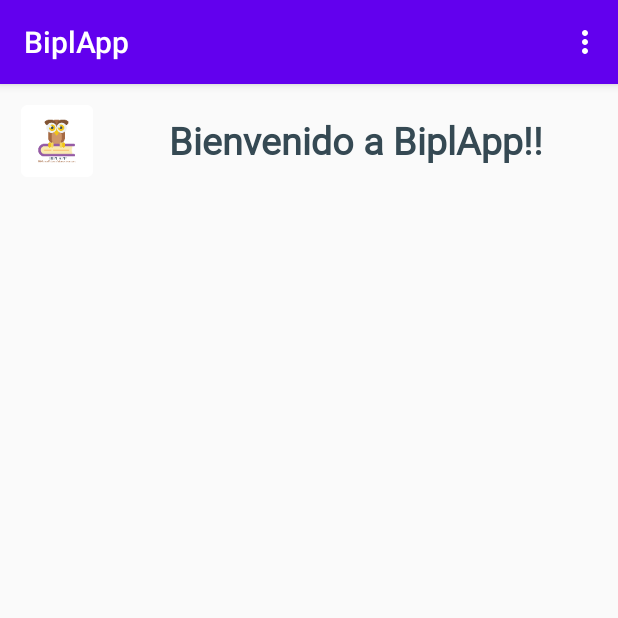
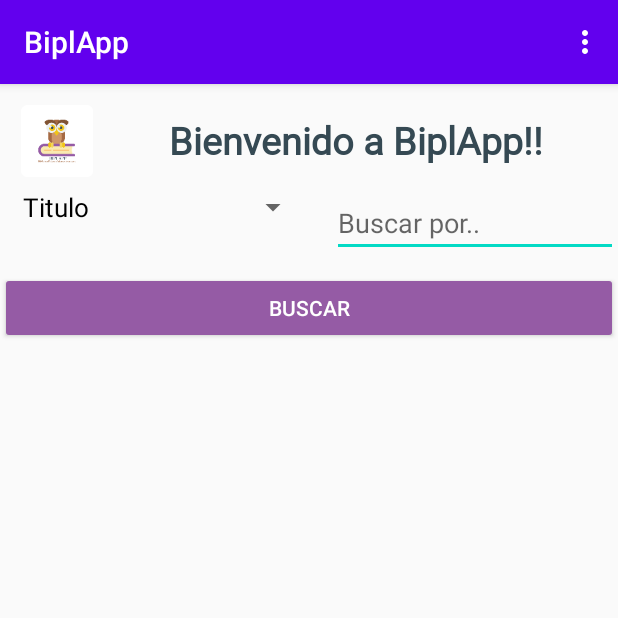
Before and after one commit to jesanbrito/BiplApp, an Android app: the ActivityBookList screen opened directly, with no data from a screen before it, on a phone screen of 412 x 824 dp, the top half of it. Run offline under Robolectric (Android 15) with nearby library versions, the phone set to English and light mode, and no system bars; our stand-ins replace Firebase (no records; nobody signed in at launch, a user with empty details on screens opened directly), data binding; Roboto replaces fonts that are not available here; 1 statement that could not run was skipped.

Commit message:
Filtro Consulta Libros - General

```diff
--- a/app/src/main/java/co/edu/unab/tas/ejuab/biplapp/view/activity/ActivityBookList.java
+++ b/app/src/main/java/co/edu/unab/tas/ejuab/biplapp/view/activity/ActivityBookList.java
@@ -14,6 +14,9 @@ import android.os.Bundle;
 import android.util.Log;
 import android.view.Menu;
 import android.view.MenuItem;
+import android.view.View;
+import android.widget.AdapterView;
+import android.widget.ArrayAdapter;
 import android.widget.Toast;
 
 import com.google.firebase.auth.FirebaseAuth;
@@ -40,6 +43,7 @@ public class ActivityBookList extends AppCompatActivity {
     private ArrayList<Book> bookList;
     private BookAdapter adapter;
     private ActivityBookListBinding bookListBinding;
+    private String filterSelected = "";
 
     @Override
     public boolean onCreateOptionsMenu(Menu menu) {
@@ -72,7 +76,6 @@ public class ActivityBookList extends AppCompatActivity {
         BookListViewModel viewModel = new ViewModelProvider(ActivityBookList.this).get(BookListViewModel.class);
         BookViewModel viewModelBook =  new ViewModelProvider(ActivityBookList.this).get(BookViewModel.class);
         LoanViewModel viewModelLoan =  new ViewModelProvider(ActivityBookList.this).get(LoanViewModel.class);
-        RegisterViewModel viewModelUser = new ViewModelProvider(ActivityBookList.this).get(RegisterViewModel.class);
 
         bookListBinding.setViewModel(viewModel);
         adapter = new BookAdapter(new ArrayList<>());
@@ -87,6 +90,32 @@ public class ActivityBookList extends AppCompatActivity {
         });
         bookListBinding.rvBooks.setHasFixedSize(true);
         bookListBinding.rvBooks.setAdapter(adapter);
+
+        String[] textFilter = getResources().getStringArray(R.array.filters);
+        ArrayAdapter<String> adapterSp = new ArrayAdapter<String>(ActivityBookList.this,R.layout.text_view_spinner,textFilter);
+        adapterSp.setDropDownViewResource(R.layout.text_view_spinner);
+        bookListBinding.spFilter.setAdapter(adapterSp);
+
+        bookListBinding.spFilter.setOnItemSelectedListener(new AdapterView.OnItemSelectedListener() {
+            @Override
+            public void onItemSelected(AdapterView<?> parent, View view, int position, long id) {
+                filterSelected = parent.getItemAtPosition(position).toString();
+            }
+
+            @Override
+            public void onNothingSelected(AdapterView<?> parent) {
+
+            }
+        });
+
+        bookListBinding.searchBooks.setOnClickListener(new View.OnClickListener() {
+            @Override
+            public void onClick(View v) {
+                String value = bookListBinding.getFilter();
+                String filter = (filterSelected == "Titulo" ? "title" : filterSelected == "Autor" ? "author" : "category");
+                viewModel.loadFiltersBook(filter,value);
+            }
+        });
 
         adapter.setOnItemClickListener(new BookAdapter.OnItemClickListener() {
             @Override
--- a/app/src/main/java/co/edu/unab/tas/ejuab/biplapp/viewmodel/BookListViewModel.java
+++ b/app/src/main/java/co/edu/unab/tas/ejuab/biplapp/viewmodel/BookListViewModel.java
@@ -30,4 +30,8 @@ public class BookListViewModel extends AndroidViewModel {
     public void loadBooks() {
         bookRepository.loadBooks();
     }
+
+    public void loadFiltersBook(String filter, String value) {
+        bookRepository.loadFiltersBook(filter,value);
+    }
 }
--- a/app/src/main/res/layout/activity_book_list.xml
+++ b/app/src/main/res/layout/activity_book_list.xml
@@ -5,6 +5,7 @@
 
     <data>
         <variable name="viewModel" type="co.edu.unab.tas.ejuab.biplapp.viewmodel.BookListViewModel" />
+        <variable name="filter" type="String" />
     </data>
 
     <ScrollView
@@ -38,7 +39,42 @@
                 android:textStyle="bold"
                 app:layout_constraintEnd_toEndOf="parent"
                 app:layout_constraintStart_toEndOf="@+id/iv_banner_init"
-                app:layout_constraintTop_toTopOf="parent" />
+                app:layout_constraintTop_toTopOf="parent"/>
+
+            <Spinner
+                android:id="@+id/sp_filter"
+                android:layout_width="0dp"
+                android:layout_height="wrap_content"
+                android:layout_margin="15dp"
+                app:layout_constraintTop_toBottomOf="@+id/tv_title_list"
+                app:layout_constraintStart_toStartOf="parent"
+                app:layout_constraintEnd_toStartOf="@+id/et_filter_book" />
+
+            <EditText
+                android:id="@+id/et_filter_book"
+                android:layout_width="0dp"
+                android:layout_height="wrap_content"
+                android:ems="14"
+                android:layout_marginTop="15dp"
+                android:hint="Buscar por.."
+                android:inputType="textMultiLine"
+                android:text="@={filter}"
+                app:layout_constraintEnd_toEndOf="parent"
+                app:layout_constraintStart_toEndOf="@+id/sp_filter"
+                app:layout_constraintTop_toBottomOf="@+id/tv_title_list"/>
+
+             <Button
+                 android:id="@+id/search_books"
+                 android:layout_width="0dp"
+                 android:layout_height="wrap_content"
+                 android:text="Buscar"
+                 android:layout_marginTop="10dp"
+                 android:backgroundTint="#955BA5"
+                 android:textColor="#FFFFFF"
+                 app:layout_constraintEnd_toEndOf="parent"
+                 app:layout_constraintStart_toStartOf="parent"
+                 app:layout_constraintTop_toBottomOf="@+id/et_filter_book"
+                 />
 
             <androidx.recyclerview.widget.RecyclerView
                 android:id="@+id/rv_books"
@@ -50,7 +86,7 @@
                 app:layout_constraintBottom_toBottomOf="parent"
                 app:layout_constraintEnd_toEndOf="parent"
                 app:layout_constraintStart_toStartOf="parent"
-                app:layout_constraintTop_toBottomOf="@+id/tv_title_list" />
+                app:layout_constraintTop_toBottomOf="@+id/search_books" />
         </androidx.constraintlayout.widget.ConstraintLayout>
     </ScrollView>
 </layout>
--- /dev/null
+++ b/app/src/main/res/values/filters.xml
@@ -0,0 +1,8 @@
+<?xml version="1.0" encoding="utf-8"?>
+<resources>
+    <string-array name="filters">
+        <item>Titulo</item>
+        <item>Autor</item>
+        <item>Categoria</item>
+    </string-array>
+</resources>
```
Also changed, not shown: app/src/main/java/co/edu/unab/tas/ejuab/biplapp/model/repository/BookRepository.java (+23 -0 lines), app/src/main/res/layout/item_book.xml (+12 -0 lines).
